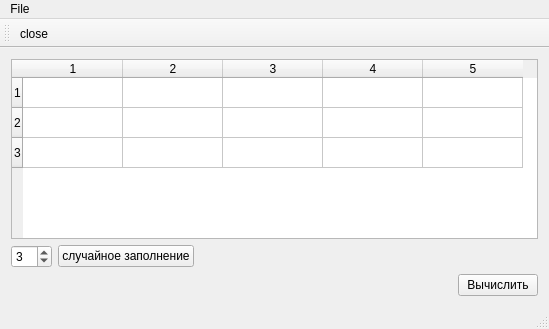
Old version of the form examples/example_qt_table/mainwindow.ui in the repository VetrovSV/OOP.
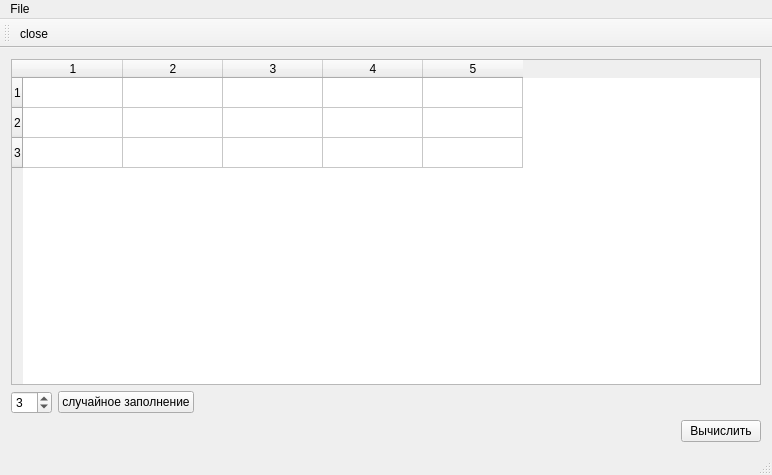
New version of the form.

The edit to the form file:
```diff
--- a/examples/example_qt_table/mainwindow.ui
+++ b/examples/example_qt_table/mainwindow.ui
@@ -6,8 +6,8 @@
    <rect>
     <x>0</x>
     <y>0</y>
-    <width>549</width>
-    <height>329</height>
+    <width>772</width>
+    <height>475</height>
    </rect>
   </property>
   <property name="windowTitle">
@@ -102,8 +102,8 @@
     <rect>
      <x>0</x>
      <y>0</y>
-     <width>549</width>
-     <height>25</height>
+     <width>772</width>
+     <height>24</height>
     </rect>
    </property>
    <widget class="QMenu" name="menuFile">
```
